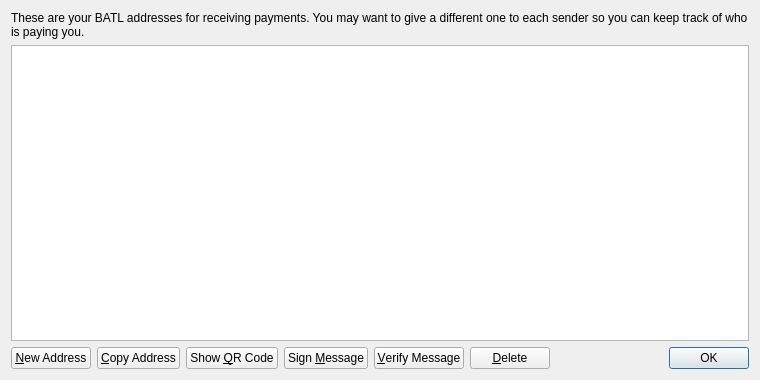
This is src/qt/forms/addressbookpage.ui in BattlestarCoin/BattlestarCoin as Qt 5 draws it before an edit. The edited form follows.
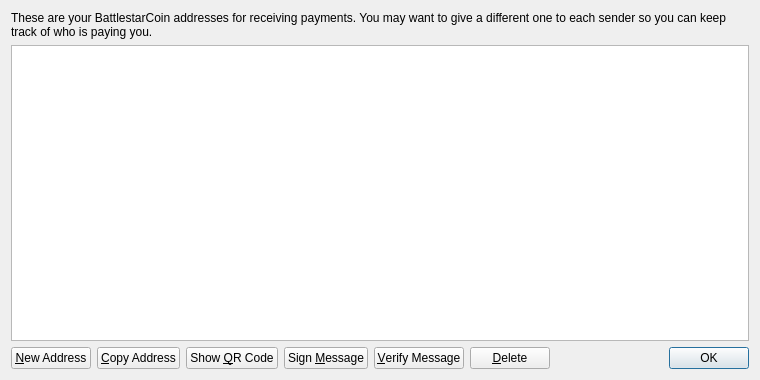
This is the edited form.

Commit message: Battlestarcoin updates; 36 BATL POS reward after block 130000;

Patch:
```diff
--- a/src/qt/forms/addressbookpage.ui
+++ b/src/qt/forms/addressbookpage.ui
@@ -17,7 +17,7 @@
    <item>
     <widget class="QLabel" name="labelExplanation">
      <property name="text">
-      <string>These are your BATL addresses for receiving payments. You may want to give a different one to each sender so you can keep track of who is paying you.</string>
+      <string>These are your BattlestarCoin addresses for receiving payments. You may want to give a different one to each sender so you can keep track of who is paying you.</string>
      </property>
      <property name="textFormat">
       <enum>Qt::PlainText</enum>
```
Left out of the diff: 4 changed lines with no effect on the pictures. The commit also changes 104 other files.
